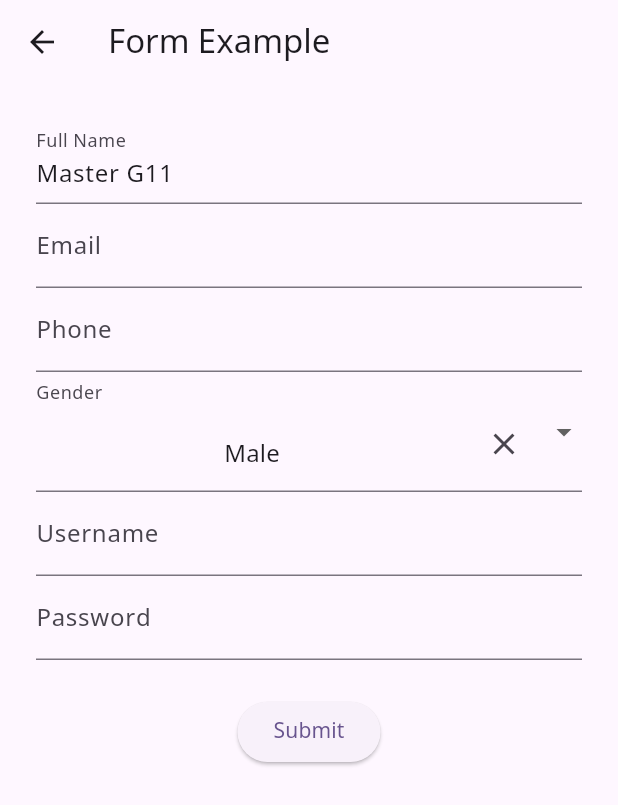
After one commit to FoE-National-University-of-Laos/flutter_class_2024, a Flutter app: the screen it shows after launch, after a tap on "Form Example", on a phone screen of 412 x 824 dp. The commit adds this screen. Shown: the top 805 px of the screen. Run offline on Flutter 3.47's test engine with Material 3 defaults, Android fonts, the phone set to English and light mode, and no system bars; drawn by our look-alikes of flutter_form_builder; our stand-ins replace dio, firebase_core, flutter_animate, form_builder_validators, lottie, pretty_qr_code and 1 more; accounts and stored records are empty; network calls fail.

Commit message:
add formbuilder

```diff
--- a/ceit_master_g11/lib/home_screen.dart
+++ b/ceit_master_g11/lib/home_screen.dart
@@ -2,6 +2,7 @@ import 'dart:io';
 
 import 'package:ceit_master_g11/views/cat_list_screen.dart';
 import 'package:ceit_master_g11/views/detail_screen.dart';
+import 'package:ceit_master_g11/views/form_examples.dart';
 import 'package:flutter/cupertino.dart';
 import 'package:flutter/material.dart';
 
@@ -186,6 +187,18 @@ class _HomeScreenState extends State<HomeScreen> {
                               );
                             },
                             child: const Text("StreamBuilder"),
+                          ),
+                          ElevatedButton(
+                            onPressed: () {
+                              Navigator.push(
+                                context,
+                                MaterialPageRoute(
+                                  builder: (context) => const FormExampleScreen(
+                                      name: "Master G11"),
+                                ),
+                              );
+                            },
+                            child: const Text("Form Example"),
                           )
                         ],
                       )
--- a/ceit_master_g11/lib/main.dart
+++ b/ceit_master_g11/lib/main.dart
@@ -2,6 +2,7 @@ import 'package:ceit_master_g11/firebase_options.dart';
 import 'package:ceit_master_g11/home_screen.dart';
 import 'package:firebase_core/firebase_core.dart';
 import 'package:flutter/material.dart';
+import 'package:form_builder_validators/localization/l10n.dart';
 
 void main() async {
   runApp(const MyApp());
--- /dev/null
+++ b/ceit_master_g11/lib/views/form_examples.dart
@@ -0,0 +1,109 @@
+import 'package:flutter/material.dart';
+import 'package:flutter_form_builder/flutter_form_builder.dart';
+import 'package:form_builder_validators/form_builder_validators.dart';
+
+class FormExampleScreen extends StatefulWidget {
+  final String name;
+  const FormExampleScreen({super.key, required this.name});
+
+  @override
+  State<FormExampleScreen> createState() => _FormExampleScreenState();
+}
+
+class _FormExampleScreenState extends State<FormExampleScreen> {
+  final _formKey = GlobalKey<FormBuilderState>();
+  List<String> genderOptions = ['Male', 'Female', 'Other'];
+
+  @override
+  Widget build(BuildContext context) {
+    return Scaffold(
+      appBar: AppBar(
+        title: const Text("Form Example"),
+      ),
+      body: SingleChildScrollView(
+        child: FormBuilder(
+          key: _formKey,
+          child: Container(
+            margin: const EdgeInsets.all(24),
+            child: Column(children: [
+              FormBuilderTextField(
+                name: "fullname",
+                initialValue: widget.name,
+                decoration: const InputDecoration(labelText: "Full Name"),
+                validator: FormBuilderValidators.compose([
+                  FormBuilderValidators.required(),
+                  FormBuilderValidators.minLength(5),
+                  FormBuilderValidators.maxLength(30),
+                ]),
+              ),
+              FormBuilderTextField(
+                  name: "email",
+                  decoration: const InputDecoration(labelText: "Email"),
+                  keyboardType: TextInputType.emailAddress,
+                  validator: FormBuilderValidators.compose([
+                    FormBuilderValidators.required(),
+                    FormBuilderValidators.email(),
+                  ])),
+              FormBuilderTextField(
+                  name: "tel",
+                  decoration: const InputDecoration(labelText: "Phone"),
+                  keyboardType: TextInputType.phone,
+                  validator: FormBuilderValidators.compose([
+                    FormBuilderValidators.required(),
+                    FormBuilderValidators.numeric(),
+                  ])),
+              FormBuilderDropdown<String>(
+                name: 'gender',
+                initialValue: 'Male',
+                decoration: InputDecoration(
+                  labelText: 'Gender',
+                  suffix: IconButton(
+                    icon: const Icon(Icons.close),
+                    onPressed: () {
+                      _formKey.currentState!.fields['gender']?.reset();
+                    },
+                  ),
+                  hintText: 'Select Gender',
+                ),
+                items: genderOptions
+                    .map((gender) => DropdownMenuItem(
+                          alignment: AlignmentDirectional.center,
+                          value: gender,
+                          child: Text(gender),
+                        ))
+                    .toList(),
+              ),
+              FormBuilderTextField(
+                name: 'username',
+                decoration: const InputDecoration(labelText: 'Username'),
+                validator: FormBuilderValidators.compose([
+                  FormBuilderValidators.required(),
+                  FormBuilderValidators.minLength(8),
+                ]),
+              ),
+              FormBuilderTextField(
+                name: 'password',
+                decoration: const InputDecoration(labelText: 'Password'),
+                obscureText: true,
+                validator: FormBuilderValidators.compose([
+                  FormBuilderValidators.required(),
+                  FormBuilderValidators.minLength(8),
+                  FormBuilderValidators.maxLength(40)
+                ]),
+              ),
+              SizedBox(height: 24),
+              ElevatedButton(
+                onPressed: () {
+                  if (_formKey.currentState!.saveAndValidate()) {
+                    print(_formKey.currentState!.value);
+                  }
+                },
+                child: const Text("Submit"),
+              )
+            ]),
+          ),
+        ),
+      ),
+    );
+  }
+}
--- a/ceit_master_g11/lib/views/future_builder_api.dart
+++ b/ceit_master_g11/lib/views/future_builder_api.dart
@@ -32,6 +32,11 @@ class _FutureBuilderForAPIScreenState extends State<FutureBuilderForAPIScreen> {
         title: const Text("Future Builder Screen"),
       ),
       body: Center(
+        child: RefreshIndicator(
+          onRefresh: () async {
+            getData();
+            setState(() {});
+          },
           child: FutureBuilder<List<CatModel>>(
               future: getData(),
               builder: (context, AsyncSnapshot snapshot) {
@@ -73,6 +78,7 @@ class _FutureBuilderForAPIScreenState extends State<FutureBuilderForAPIScreen> {
                 // }
               }),
         ),
+      ),
     );
   }
 }
--- a/ceit_master_g11/pubspec.yaml
+++ b/ceit_master_g11/pubspec.yaml
@@ -42,6 +42,8 @@ dependencies:
   dio: ^5.4.3+1
   lottie: ^3.1.1
   firebase_core: ^2.27.0
+  flutter_form_builder: ^9.2.1
+  form_builder_validators: ^9.1.0
 
 dev_dependencies:
   flutter_test:
```
Also changed, not shown: ceit_master_g11/pubspec.lock. Lines whose indentation alone changed are shown as unchanged.
